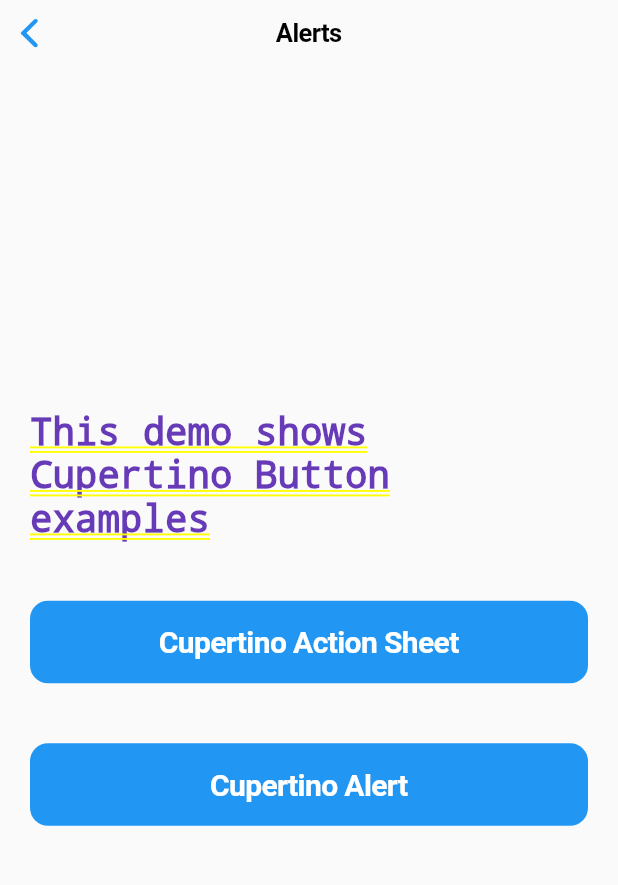
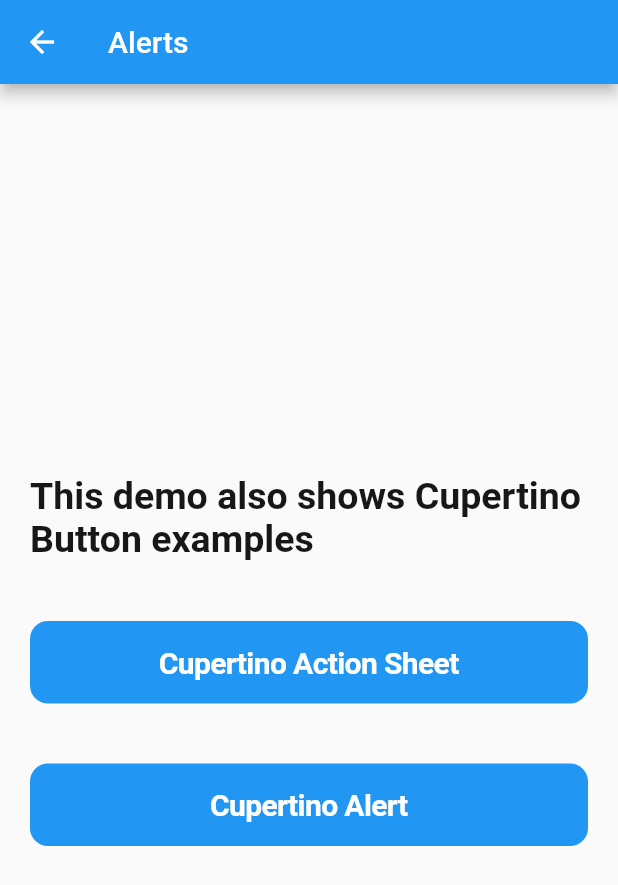
Before and after one commit to iHirenDev/FlutterCupertinoPackageDemo, a Flutter app: the screen it shows after launch, after a tap on "Cupertino ActionSheet and Alert", on a phone screen of 412 x 824 dp. Shown: the top 885 px of the screen. Run offline on Flutter 3.47's test engine with Material 2 defaults, Android fonts, the phone set to English and light mode, and no system bars.

Commit message:
Minor UI updates

```diff
--- a/lib/Alert.dart
+++ b/lib/Alert.dart
@@ -4,21 +4,20 @@ import 'package:flutter/material.dart';
 class Alert extends StatelessWidget{
   @override
   Widget build(BuildContext context) {
-    return CupertinoPageScaffold(
-      navigationBar: CupertinoNavigationBar(
-        middle: const Text('Alerts'),
+    return Scaffold(
+      appBar: AppBar(
+        title: const Text('Alerts'),
       ),
 
-    child: Column(
-      crossAxisAlignment: CrossAxisAlignment.center,
+    body: Column(
       mainAxisAlignment: MainAxisAlignment.center,
       children: <Widget>[
         Padding(
           padding: const EdgeInsets.all(20.0),
-          child: Text('This demo shows Cupertino Button examples',
+          child: Text('This demo also shows Cupertino Button examples',
                 style: TextStyle(fontWeight: FontWeight.bold,
                                  fontSize: 25.0,
-                                 color: Colors.deepPurple),),
+                                 color: CupertinoColors.darkBackgroundGray),),
         ),
         Padding(
           padding: const EdgeInsets.all(20.0),
@@ -101,7 +100,7 @@ void showAlertDialog(BuildContext context){
             isDefaultAction: true,
             onPressed: (){
               Navigator.pop(context);
-              showActionSheet(context);
+              //showActionSheet(context);
             },
           )
         ],
--- a/lib/Picker.dart
+++ b/lib/Picker.dart
@@ -10,6 +10,7 @@ class Picker extends StatelessWidget{
       ),
 
       body: Column(
+        mainAxisAlignment: MainAxisAlignment.center,
         children: <Widget>[
           Padding(
             padding: const EdgeInsets.all(20.0),
--- a/lib/main.dart
+++ b/lib/main.dart
@@ -20,7 +20,23 @@ class CupertinoDemo extends StatelessWidget{
     return Scaffold(
       appBar: AppBar(
         title: Text('Cupertino Demo')),
-        body: CupertinoWidgetList(),
+        body: Column(
+          children: <Widget>[
+            Padding(
+              padding: const EdgeInsets.all(30.0),
+              child: Text('Cupertino Widgets Demo',
+                   style: TextStyle(fontWeight: FontWeight.bold,
+                                    fontSize: 25.0,
+                                    color: CupertinoColors.darkBackgroundGray),),
+            ),
+
+
+            Divider(color: CupertinoColors.black,),
+            Expanded(
+              child: CupertinoWidgetList(),
+            ),
+          ],
+        )
     );
   }
 }
@@ -81,9 +97,9 @@ Widget _widgetList(BuildContext context){
                 style: TextStyle(fontSize: 25.0,
                                 fontWeight: FontWeight.bold)),
         trailing: Icon(Icons.keyboard_arrow_right),
-        onTap: (){
+        /*onTap: (){
           Navigator.push(context, MaterialPageRoute(builder: (context) => SwitchControl()));
-        },
+        },*/
       ),
       Divider(),
       ListTile(
@@ -91,9 +107,9 @@ Widget _widgetList(BuildContext context){
                 style: TextStyle(fontSize: 25.0,
                                 fontWeight: FontWeight.bold)),
         trailing: Icon(Icons.keyboard_arrow_right),
-        onTap: (){
+        /*onTap: (){
           Navigator.push(context, MaterialPageRoute(builder: (context) => SwitchControl()));
-        },
+        },*/
       ),
       Divider(),
       ListTile(
@@ -101,9 +117,9 @@ Widget _widgetList(BuildContext context){
                 style: TextStyle(fontSize: 25.0,
                                 fontWeight: FontWeight.bold)),
         trailing: Icon(Icons.keyboard_arrow_right),
-        onTap: (){
+        /*onTap: (){
           Navigator.push(context, MaterialPageRoute(builder: (context) => WidgetList()));
-        },
+        },*/
       ),
       Divider(),
     ],
```
Also changed, not shown: lib/SwitchControl.dart (+7 -0 lines), lib/WidgetList.dart (indentation only).
